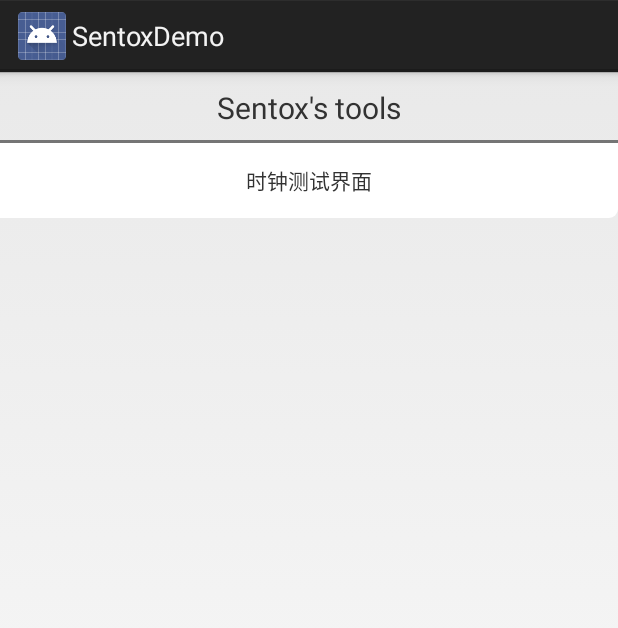
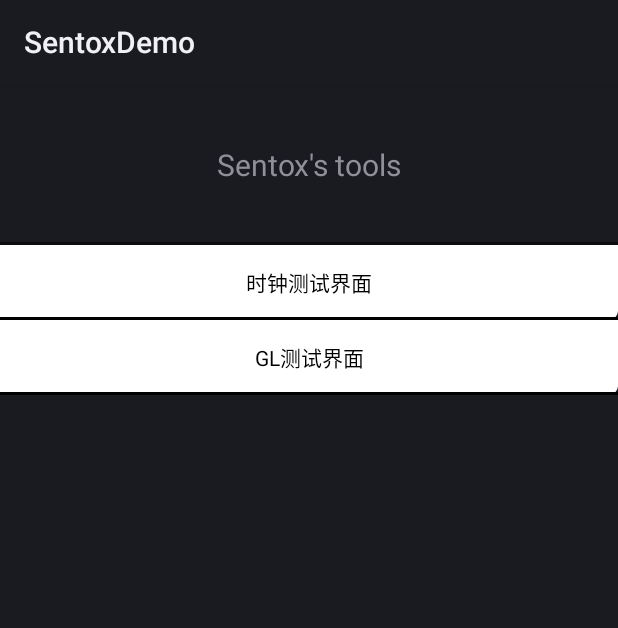
Before and after one commit to sentox/SentoxDemo, an Android app: the screen it shows after launch (HomeActivity), on a phone screen of 412 x 824 dp. Shown: the top 628 px of the screen. Run offline under Robolectric (Android 15) with nearby library versions, the phone set to English and light mode, and no system bars; 1 statement that could not run was skipped.

Commit message:
初始化一个GLSurfaceView

```diff
--- a/app/src/main/java/com/sentox/demo/function/clock/ClockActivity.java
+++ b/app/src/main/java/com/sentox/demo/function/clock/ClockActivity.java
@@ -1,5 +1,6 @@
 package com.sentox.demo.function.clock;
 
+import android.app.Activity;
 import android.app.AlarmManager;
 import android.app.PendingIntent;
 import android.content.ComponentName;
@@ -17,7 +18,6 @@ import android.widget.TextView;
 import android.widget.TimePicker;
 
 import com.sentox.demo.R;
-import com.sentox.demo.function.base.activity.BaseActivity;
 
 import java.text.SimpleDateFormat;
 import java.util.Calendar;
@@ -28,7 +28,7 @@ import java.util.Calendar;
  * Created by Sentox
  * Created on 2018/9/12
  */
-public class ClockActivity extends BaseActivity {
+public class ClockActivity extends Activity {
 
     public final static String KEY_EXTRAS_WAKE_UP_TIME = "KEY_EXTRAS_WAKE_UP_TIME";
 
--- a/app/src/main/java/com/sentox/demo/function/clock/WakeUpActivity.java
+++ b/app/src/main/java/com/sentox/demo/function/clock/WakeUpActivity.java
@@ -1,5 +1,6 @@
 package com.sentox.demo.function.clock;
 
+import android.app.Activity;
 import android.content.ComponentName;
 import android.content.Intent;
 import android.content.ServiceConnection;
@@ -14,7 +15,6 @@ import android.widget.Button;
 import android.widget.TextView;
 
 import com.sentox.demo.R;
-import com.sentox.demo.function.base.activity.BaseActivity;
 
 import java.text.SimpleDateFormat;
 
@@ -24,7 +24,7 @@ import java.text.SimpleDateFormat;
  * Created by Sentox
  * Created on 2018/9/13
  */
-public class WakeUpActivity extends BaseActivity {
+public class WakeUpActivity extends Activity {
 
     private TextView mTvTips;
     private CustomClockView mCustomClockView;
--- a/app/src/main/java/com/sentox/demo/function/home/HomeActivity.java
+++ b/app/src/main/java/com/sentox/demo/function/home/HomeActivity.java
@@ -9,6 +9,7 @@ import android.support.v7.widget.RecyclerView;
 import com.sentox.demo.R;
 import com.sentox.demo.function.base.BaseLinearLayoutManager;
 import com.sentox.demo.function.clock.ClockActivity;
+import com.sentox.demo.function.gl.GLTestActivity;
 
 import java.util.ArrayList;
 import java.util.List;
@@ -36,7 +37,7 @@ public class HomeActivity extends Activity {
     private void initView(){
         mAdapter = new HomeAdapter(this,mBtnList);
         mRecyclerView = (RecyclerView)findViewById(R.id.rv_home_list);
-        BaseLinearLayoutManager baseLinearLayoutManager = new BaseLinearLayoutManager(this, LinearLayoutManager.HORIZONTAL, false);
+        BaseLinearLayoutManager baseLinearLayoutManager = new BaseLinearLayoutManager(this, LinearLayoutManager.VERTICAL, false);
         mRecyclerView.setLayoutManager(baseLinearLayoutManager);
         mRecyclerView.setItemAnimator(new DefaultItemAnimator());
         mRecyclerView.setHasFixedSize(true);
@@ -48,5 +49,10 @@ public class HomeActivity extends Activity {
         btnBean1.setStrTitle("时钟测试界面");
         btnBean1.setNextClass(ClockActivity.class);
         mBtnList.add(btnBean1);
+
+        HomeBtnBean btnBean2 = new HomeBtnBean();
+        btnBean2.setStrTitle("GL测试界面");
+        btnBean2.setNextClass(GLTestActivity.class);
+        mBtnList.add(btnBean2);
     }
 }
--- a/app/src/main/res/layout/activity_home.xml
+++ b/app/src/main/res/layout/activity_home.xml
@@ -7,22 +7,24 @@
 
     <TextView
         android:id="@+id/tv_home_title"
-        android:layout_margin="10dp"
         android:layout_width="wrap_content"
         android:layout_height="wrap_content"
+        android:layout_centerHorizontal="true"
+        android:layout_margin="10dp"
+        android:padding="30dp"
         android:text="Sentox's tools"
-        android:textSize="20sp"
-        android:layout_centerHorizontal="true"/>
+        android:textSize="20sp"/>
 
     <FrameLayout
         android:layout_width="match_parent"
         android:layout_height="2dp"
         android:layout_above="@+id/rv_home_list"
         android:background="@color/color_50p_black"/>
+
     <android.support.v7.widget.RecyclerView
         android:id="@+id/rv_home_list"
-        android:layout_below="@+id/tv_home_title"
         android:layout_width="match_parent"
-        android:layout_height="match_parent"></android.support.v7.widget.RecyclerView>
+        android:layout_height="match_parent"
+        android:layout_below="@+id/tv_home_title"></android.support.v7.widget.RecyclerView>
 
 </RelativeLayout>
--- a/app/src/main/res/layout/item_home_list.xml
+++ b/app/src/main/res/layout/item_home_list.xml
@@ -1,14 +1,20 @@
 <?xml version="1.0" encoding="utf-8"?>
-<LinearLayout xmlns:android="http://schemas.android.com/apk/res/android"
+<RelativeLayout xmlns:android="http://schemas.android.com/apk/res/android"
     android:layout_width="match_parent"
     android:layout_height="50dp"
-    android:orientation="vertical"
     android:background="@drawable/common_dialog_btn_selector_right">
 
     <TextView
         android:id="@+id/tv_item_home_title"
         android:layout_width="match_parent"
         android:layout_height="match_parent"
+        android:textColor="@color/black"
         android:gravity="center"/>
 
-</LinearLayout>
+    <View
+        android:layout_width="match_parent"
+        android:background="#000000"
+        android:layout_height="2dp"
+        android:layout_alignParentBottom="true"/>
+
+</RelativeLayout>
```
Also changed, not shown: app/src/main/AndroidManifest.xml (+6 -1 lines), app/src/main/java/com/sentox/demo/function/base/preferences/IPreferencesIds.java (+1 -54 lines), app/src/main/java/com/sentox/demo/function/gl/GLTestActivity.java (added, +50 -0 lines), app/src/main/java/com/sentox/demo/function/gl/GLTestRenderer.java (added, +38 -0 lines), app/src/main/res/anim/slide_in_right.xml (added, +8 -0 lines), app/src/main/res/anim/slide_out_right.xml (added, +8 -0 lines), app/src/main/res/layout/activity_gl_test.xml (added, +11 -0 lines), app/src/main/res/values/styles.xml (+16 -0 lines), app/src/main/res/values/themes.xml (added, +18 -0 lines).
